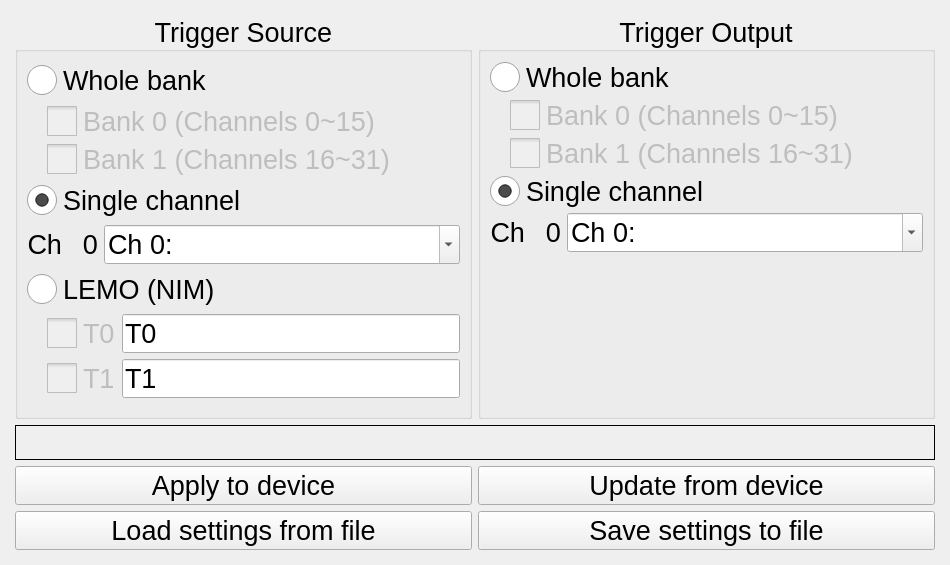
geniejhang/NSCLDAQ, file main/usb/vmusb/controlpanels/MDPPTriggerControl.ui: the form before one commit.
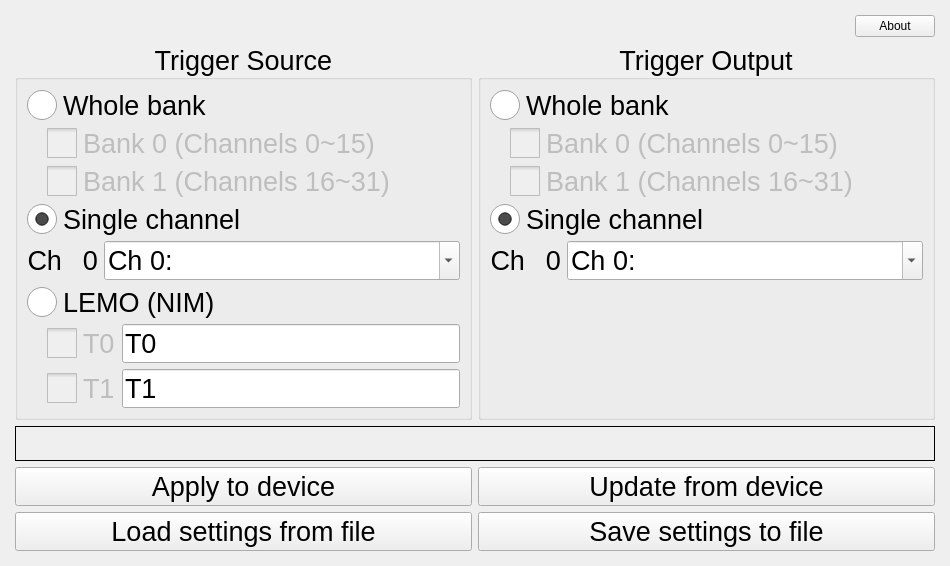
The form after the commit.

Commit message: Add Qt acknowledgement

What changed in the file:
```diff
--- a/main/usb/vmusb/controlpanels/MDPPTriggerControl.ui
+++ b/main/usb/vmusb/controlpanels/MDPPTriggerControl.ui
@@ -62,6 +62,30 @@
     </property>
     <item>
      <layout class="QVBoxLayout" name="verticalLayout_6">
+      <item>
+       <layout class="QHBoxLayout" name="horizontalLayout_8">
+        <item>
+         <spacer name="horizontalSpacer_4">
+          <property name="orientation">
+           <enum>Qt::Horizontal</enum>
+          </property>
+          <property name="sizeHint" stdset="0">
+           <size>
+            <width>40</width>
+            <height>20</height>
+           </size>
+          </property>
+         </spacer>
+        </item>
+        <item>
+         <widget class="QPushButton" name="PB_about">
+          <property name="text">
+           <string>About</string>
+          </property>
+         </widget>
+        </item>
+       </layout>
+      </item>
       <item>
        <layout class="QHBoxLayout" name="horizontalLayout_2">
         <property name="sizeConstraint">
```
Left out of the diff: 2 changed lines with no effect on the pictures. The commit also changes 2 other files.
